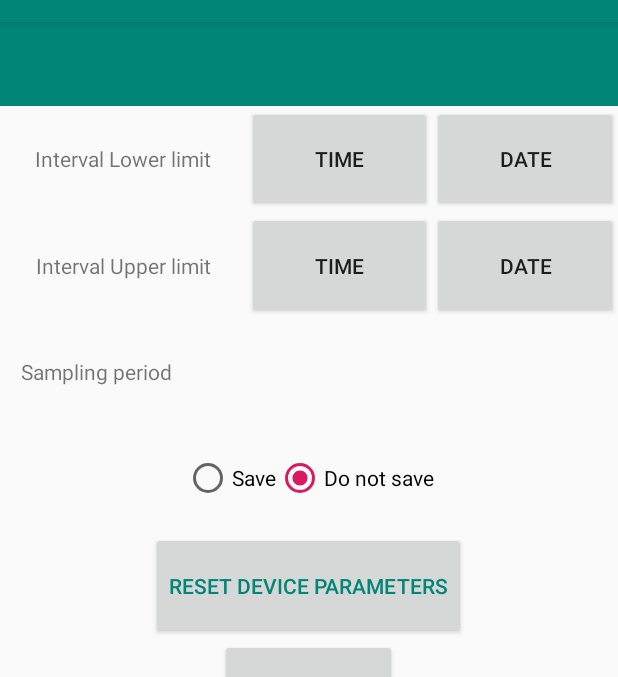
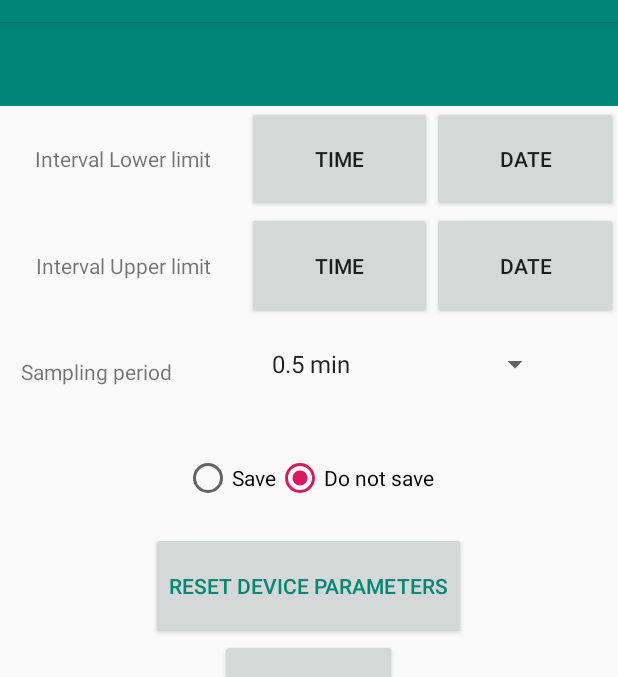
Before and after one commit to Septien/IoT, an Android app: the ctrlsActivity screen opened directly, with no data from a screen before it, on a phone screen of 412 x 824 dp, the part 62-739 px from its top. Run offline under Robolectric (Android 15) with nearby library versions, the light colour scheme and no system bars.

Commit message:
Change layout height and gravity for the ctrls activity.

```diff
--- a/app/app/src/main/res/layout/activity_ctrls.xml
+++ b/app/app/src/main/res/layout/activity_ctrls.xml
@@ -111,11 +111,12 @@
             <Spinner
                 android:id="@+id/spinner"
                 android:layout_width="0dp"
-                android:layout_height="match_parent"
+                android:layout_height="60dp"
                 android:layout_margin="20pt"
                 android:layout_weight="60"
+                android:gravity="fill_horizontal"
+                android:layout_gravity="top|bottom"
                 android:scrollbars="vertical"
-                android:textAllCaps="true"
                 android:textColor="@color/colorPrimaryDark" />
         </LinearLayout>
 
```
